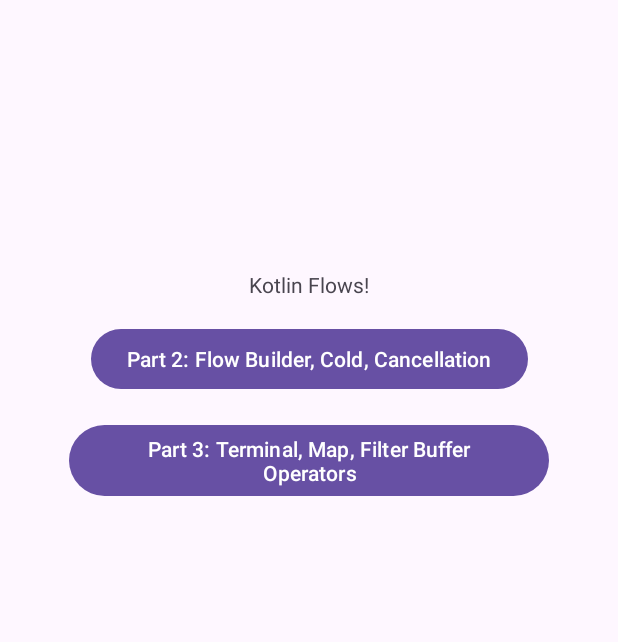
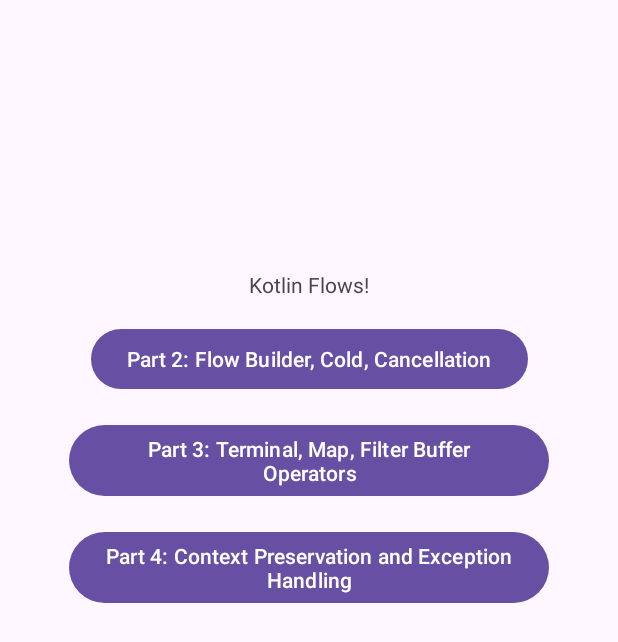
Before and after one commit to rajitdeb/LearnKotlinFlow, an Android app: the screen it shows after launch (MainActivity), on a phone screen of 412 x 824 dp. Shown: the top 642 px of the screen. Run offline under Robolectric (Android 15) with nearby library versions, the phone set to English and light mode, and no system bars.

Commit message:
Part 4: Understanding the concept of Context Preservation, flowOn, Exception Handling and catch

```diff
--- a/app/src/main/AndroidManifest.xml
+++ b/app/src/main/AndroidManifest.xml
@@ -12,6 +12,9 @@
         android:supportsRtl="true"
         android:theme="@style/Theme.LearnKotlinFlow"
         tools:targetApi="31">
+        <activity
+            android:name=".part4.Part4Activity"
+            android:exported="false" />
         <activity
             android:name=".part3.Part3Activity"
             android:exported="false" />
--- a/app/src/main/java/com/rajit/learnkotlinflow/part1/MainActivity.kt
+++ b/app/src/main/java/com/rajit/learnkotlinflow/part1/MainActivity.kt
@@ -7,6 +7,7 @@ import androidx.appcompat.app.AppCompatActivity
 import com.rajit.learnkotlinflow.databinding.ActivityMainBinding
 import com.rajit.learnkotlinflow.part2.Part2Activity
 import com.rajit.learnkotlinflow.part3.Part3Activity
+import com.rajit.learnkotlinflow.part4.Part4Activity
 import kotlinx.coroutines.CoroutineScope
 import kotlinx.coroutines.Dispatchers
 import kotlinx.coroutines.channels.Channel
@@ -53,6 +54,10 @@ class MainActivity : AppCompatActivity() {
             startActivity(Intent(this@MainActivity, Part3Activity::class.java))
         }
 
+        binding.part4Btn.setOnClickListener {
+            startActivity(Intent(this@MainActivity, Part4Activity::class.java))
+        }
+
     }
 
     /** Channels - This function produces data */
--- a/app/src/main/res/layout/activity_main.xml
+++ b/app/src/main/res/layout/activity_main.xml
@@ -37,4 +37,14 @@
         app:layout_constraintStart_toStartOf="parent"
         app:layout_constraintTop_toBottomOf="@+id/part2Btn" />
 
+    <Button
+        android:id="@+id/part4Btn"
+        android:layout_width="wrap_content"
+        android:layout_height="wrap_content"
+        android:layout_marginTop="16dp"
+        android:text="@string/part4_btn_string"
+        app:layout_constraintEnd_toEndOf="@+id/part3Btn"
+        app:layout_constraintStart_toStartOf="@+id/part3Btn"
+        app:layout_constraintTop_toBottomOf="@+id/part3Btn" />
+
 </androidx.constraintlayout.widget.ConstraintLayout>
--- a/app/src/main/res/values/strings.xml
+++ b/app/src/main/res/values/strings.xml
@@ -2,4 +2,5 @@
     <string name="app_name">LearnKotlinFlow</string>
     <string name="kotlin_flows">Kotlin Flows!</string>
     <string name="part_3_terminal_map_filter_buffer_operators">Part 3: Terminal, Map, Filter Buffer Operators</string>
+    <string name="part4_btn_string">Part 4: Context Preservation and Exception Handling</string>
 </resources>
```
Also changed, not shown: app/src/main/java/com/rajit/learnkotlinflow/part4/Part4Activity.kt (added, +125 -0 lines), app/src/main/res/layout/activity_part4.xml (added, +9 -0 lines), 1 other file.
